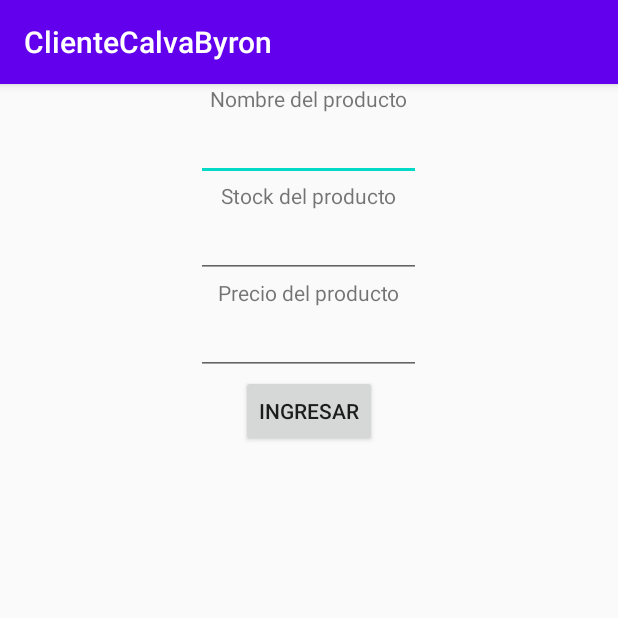
After one commit to xavierowl/ClienteCalvaByron, an Android app: the Ingresar screen opened directly, with no data from a screen before it, on a phone screen of 412 x 824 dp, the top half of it. The commit adds this screen. Run offline under Robolectric (Android 15) with nearby library versions, the phone set to English and light mode, and no system bars; libraries missing offline, so code that uses them is left out: retrofit2.converter.simplexml; 2 statements that could not run were skipped.

Commit message:
Fin evaluación 23:19

```diff
--- a/app/src/main/AndroidManifest.xml
+++ b/app/src/main/AndroidManifest.xml
@@ -1,6 +1,9 @@
 <?xml version="1.0" encoding="utf-8"?>
 <manifest xmlns:android="http://schemas.android.com/apk/res/android"
     package="com.example.clientecalvabyron">
+
+    <uses-permission android:name="android.permission.INTERNET" />
+    <uses-permission android:name="android.permission.ACCESS_NETWORK_STATE" />
 
     <application
         android:allowBackup="true"
@@ -9,6 +12,9 @@
         android:roundIcon="@mipmap/ic_launcher_round"
         android:supportsRtl="true"
         android:theme="@style/AppTheme">
+        <activity android:name=".Egreso"></activity>
+        <activity android:name=".Ingreso" />
+        <activity android:name=".Ingresar" />
         <activity android:name=".MainActivity">
             <intent-filter>
                 <action android:name="android.intent.action.MAIN" />
--- /dev/null
+++ b/app/src/main/java/com/example/clientecalvabyron/APIService.java
@@ -0,0 +1,24 @@
+package com.example.clientecalvabyron;
+
+import java.util.List;
+
+import okhttp3.ResponseBody;
+import retrofit2.Call;
+import retrofit2.http.GET;
+import retrofit2.http.POST;
+import retrofit2.http.Query;
+
+public interface APIService {
+    @GET("ingresarProducto")
+    Call<ResponseBody> ingresarProducto(@Query("nombre") String nombre,
+                                        @Query("stock") int stock,
+                                        @Query("precio") double precio);
+
+    @GET("setIngreso")
+    Call<ResponseBody> setIngreso(@Query("pro_id") int pro_id,
+                                        @Query("pro_cantidad") int pro_cantidad);
+
+    @GET("setEgreso")
+    Call<ResponseBody> setEgreso(@Query("pro_id") int pro_id,
+                                  @Query("pro_cantidad") int pro_cantidad);
+}
--- /dev/null
+++ b/app/src/main/java/com/example/clientecalvabyron/Ingresar.java
@@ -0,0 +1,81 @@
+package com.example.clientecalvabyron;
+
+import androidx.appcompat.app.AppCompatActivity;
+
+import android.content.Intent;
+import android.os.Bundle;
+import android.view.View;
+import android.widget.Button;
+import android.widget.EditText;
+
+import java.util.concurrent.TimeUnit;
+
+import okhttp3.OkHttpClient;
+import okhttp3.ResponseBody;
+import retrofit2.Call;
+import retrofit2.Callback;
+import retrofit2.Response;
+import retrofit2.Retrofit;
+import retrofit2.converter.simplexml.SimpleXmlConverterFactory;
+
+public class Ingresar extends AppCompatActivity {
+    private EditText txtNombre;
+    private EditText txtStock;
+    private EditText txtPrecio;
+    private Button ingresarFinal;
+    @Override
+    protected void onCreate(Bundle savedInstanceState) {
+        super.onCreate(savedInstanceState);
+        setContentView(R.layout.activity_ingresar);
+
+        txtNombre = findViewById(R.id.txtNombre);
+        txtStock = findViewById(R.id.txtStock);
+        txtPrecio = findViewById(R.id.txtPrecio);
+        ingresarFinal = findViewById(R.id.ingresarFinal);
+
+        OkHttpClient client = new OkHttpClient.Builder()
+                .connectTimeout(20, TimeUnit.SECONDS)
+                .readTimeout(60,TimeUnit.SECONDS).build();
+
+        Retrofit retrofit = new Retrofit.Builder()
+                .baseUrl("http://10.0.2.2:8080/ServidorCalvaByron/srv/cliente/")
+                .client(client)
+                .addConverterFactory(SimpleXmlConverterFactory.create())
+                .build();
+        APIService apiService = retrofit.create(APIService.class);
+
+        ingresarFinal.setOnClickListener(new View.OnClickListener() {
+            @Override
+            public void onClick(View v) {
+                Producto producto = new Producto();
+                producto.setPro_nombre(txtNombre.getText().toString());
+                producto.setPro_precio(Double.valueOf(txtPrecio.getText().toString()));
+                producto.setPro_stock(Integer.valueOf(txtStock.getText().toString()));
+                System.out.println(producto.toString());
+                Call<ResponseBody> result = apiService.ingresarProducto(txtNombre.getText().toString(),
+                        Integer.valueOf(txtStock.getText().toString()),
+                        Double.valueOf(txtPrecio.getText().toString()));
+                result.enqueue(new Callback<ResponseBody>() {
+                    @Override
+                    public void onResponse(Call<ResponseBody> call, Response<ResponseBody> response) {
+                        try {
+                            String respuesta = response.body().string();
+                            if(respuesta.equals("exito")){
+                                System.out.println("Se ah ingresado el producto exitosamente");
+                                finish();
+                            }
+                        } catch (Exception e) {
+                            System.out.println("Se ah producido un error. ("+e.getMessage());
+                            finish();
+                        }
+                    }
+
+                    @Override
+                    public void onFailure(Call<ResponseBody> call, Throwable t) {
+                        System.out.println("Se ah producido un erro al solicitar el servicio ("+t.getMessage()+")");
+                    }
+                });
+            }
+        });
+    }
+}
--- /dev/null
+++ b/app/src/main/res/layout/activity_ingresar.xml
@@ -0,0 +1,55 @@
+<?xml version="1.0" encoding="utf-8"?>
+<RelativeLayout xmlns:android="http://schemas.android.com/apk/res/android"
+    xmlns:app="http://schemas.android.com/apk/res-auto"
+    xmlns:tools="http://schemas.android.com/tools"
+    android:layout_width="match_parent"
+    android:layout_height="match_parent"
+    tools:context=".Ingresar">
+    <LinearLayout
+    android:layout_width="match_parent"
+    android:layout_height="wrap_content"
+    android:orientation="vertical"
+    android:gravity="center">
+        <TextView
+            android:layout_width="wrap_content"
+            android:layout_height="wrap_content"
+            android:text="Nombre del producto">
+        </TextView>
+
+        <EditText
+            android:layout_width="150dp"
+            android:id="@+id/txtNombre"
+            android:layout_height="wrap_content">
+        </EditText>
+
+        <TextView
+            android:layout_width="wrap_content"
+            android:layout_height="wrap_content"
+            android:text="Stock del producto">
+        </TextView>
+
+        <EditText
+            android:layout_width="150dp"
+            android:layout_height="wrap_content"
+            android:id="@+id/txtStock">
+        </EditText>
+
+        <TextView
+            android:layout_width="wrap_content"
+            android:layout_height="wrap_content"
+            android:text="Precio del producto">
+        </TextView>
+
+        <EditText
+            android:layout_width="150dp"
+            android:layout_height="wrap_content"
+            android:id="@+id/txtPrecio">
+        </EditText>
+        <Button
+            android:layout_width="wrap_content"
+            android:layout_height="wrap_content"
+            android:text="Ingresar"
+            android:id="@+id/ingresarFinal">
+        </Button>
+    </LinearLayout>
+</RelativeLayout>
```
Also changed, not shown: app/build.gradle (+11 -0 lines), app/src/main/java/com/example/clientecalvabyron/Egreso.java (added, +75 -0 lines), app/src/main/java/com/example/clientecalvabyron/Ingreso.java (added, +73 -0 lines), app/src/main/java/com/example/clientecalvabyron/MainActivity.java (+33 -0 lines), app/src/main/java/com/example/clientecalvabyron/Movimiento.java (added, +80 -0 lines), app/src/main/java/com/example/clientecalvabyron/Producto.java (added, +61 -0 lines), app/src/main/res/layout/activity_egreso.xml (added, +42 -0 lines), app/src/main/res/layout/activity_ingreso.xml (added, +43 -0 lines), app/src/main/res/layout/activity_main.xml (+35 -3 lines), app/src/main/res/layout/item_movimiento.xml (added, +49 -0 lines).
